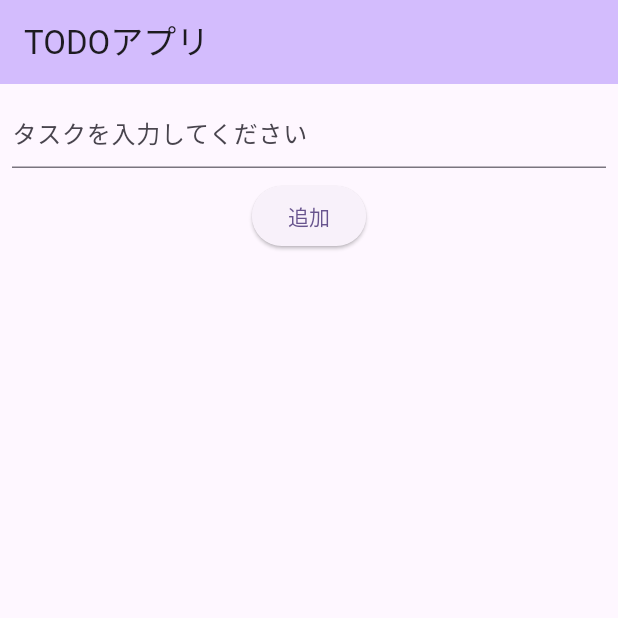
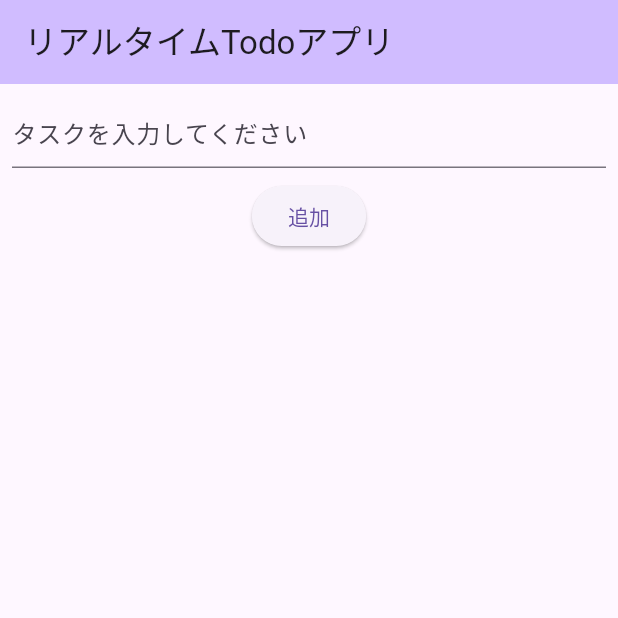
Before and after one commit to KeitoAbe/realtime_todo_app, a Flutter app: the screen it shows after launch, after a tap on "追加", on a phone screen of 412 x 824 dp, the top half of it. Run offline on Flutter 3.47's test engine with Material 3 defaults, Android fonts, the phone set to English and light mode, and no system bars; our stand-ins replace flutter_dotenv, logger, supabase_flutter; accounts and stored records are empty.

Commit message:
supabaseでtodoリストを管理

```diff
--- a/lib/main.dart
+++ b/lib/main.dart
@@ -1,11 +1,13 @@
 import 'package:flutter/material.dart';
 import 'package:supabase_flutter/supabase_flutter.dart';
+import 'my_app.dart';
 import 'package:flutter_dotenv/flutter_dotenv.dart';
-import 'my_app.dart';
 
-Future<void> main() async {
+void main() async {
   await dotenv.load(fileName: '.env');
+  WidgetsFlutterBinding.ensureInitialized();
   await Supabase.initialize(
       url: dotenv.get('SUPABASE_URL'), anonKey: dotenv.get('SUPABASE_KEY'));
-  runApp(const MyApp());
+  final supabase = Supabase.instance.client;
+  runApp(MyApp(supabase: supabase));
 }
--- a/lib/my_app.dart
+++ b/lib/my_app.dart
@@ -1,18 +1,19 @@
 import 'package:flutter/material.dart';
+import 'package:supabase_flutter/supabase_flutter.dart';
 import 'my_home_page.dart';
 
 class MyApp extends StatelessWidget {
-  const MyApp({Key? key}) : super(key: key);
+  final SupabaseClient supabase;
+  const MyApp({Key? key, required this.supabase}) : super(key: key);
 
   @override
   Widget build(BuildContext context) {
     return MaterialApp(
-      title: 'TODOアプリ',
+      title: 'リアルタイムTodoアプリ',
       theme: ThemeData(
-        colorScheme: ColorScheme.fromSeed(seedColor: Colors.deepPurple),
-        useMaterial3: true,
+        primarySwatch: Colors.blue,
       ),
-      home: const MyHomePage(title: 'TODOアプリ'),
+      home: MyHomePage(title: 'リアルタイムTodoアプリ', supabase: supabase),
       debugShowCheckedModeBanner: false,
     );
   }
--- a/lib/my_home_page.dart
+++ b/lib/my_home_page.dart
@@ -1,25 +1,68 @@
 import 'package:flutter/material.dart';
+import 'package:supabase_flutter/supabase_flutter.dart';
+import 'package:logger/logger.dart';
+
+var logger = Logger();
 
 class MyHomePage extends StatefulWidget {
-  const MyHomePage({Key? key, required this.title}) : super(key: key);
+  final SupabaseClient supabase;
   final String title;
+
+  const MyHomePage({Key? key, required this.title, required this.supabase})
+      : super(key: key);
 
   @override
   State<MyHomePage> createState() => _MyHomePageState();
 }
 
-final TextEditingController _textController = TextEditingController();
-
 class _MyHomePageState extends State<MyHomePage> {
   List<String> tasks = []; // Initialize an empty list of tasks
+  final TextEditingController _textController = TextEditingController();
+
+  @override
+  void initState() {
+    super.initState();
+
+    widget.supabase.from('todos').stream(primaryKey: ['id']).listen(
+      (List<Map<String, dynamic>> data) {
+        setState(() {
+          tasks = data.map((e) => e['tasks'] as String).toList();
+        });
+      },
+      onError: (error) {
+        logger.e('An error occurred: $error');
+      },
+    );
+  }
+
   void addTask() {
     if (_textController.text.isEmpty) {
       return; // Do nothing if the input text is empty
     }
-    setState(() {
-      tasks.add(_textController.text); // Add the input text to the list
-      _textController.clear(); // Clear the input field
-    });
+    widget.supabase.from('todos').insert({'tasks': _textController.text}).then(
+      (value) {
+        setState(() {
+          tasks.add(_textController.text); // Add the task to the list
+          _textController.clear(); // Clear the input text
+        });
+      },
+      onError: (error) {
+        logger.e('An error occurred: $error');
+      },
+    );
+  }
+
+  void deleteTask(String task) {
+    widget.supabase.from('todos').delete().eq('tasks', task).then(
+      (value) {
+        setState(() {
+          tasks.remove(task); // Remove the task from the list
+        });
+      },
+      onError: (error) {
+        logger.e('An error occurred: $error');
+      },
+    );
   }
 
   @override
@@ -52,6 +95,12 @@ class _MyHomePageState extends State<MyHomePage> {
                   return Card(
                     child: ListTile(
                       title: Text(tasks[index]),
+                      trailing: IconButton(
+                        icon: const Icon(Icons.delete),
+                        onPressed: () {
+                          deleteTask(tasks[index]);
+                        },
+                      ),
                     ),
                   );
                 },
--- a/pubspec.yaml
+++ b/pubspec.yaml
@@ -36,6 +36,8 @@ dependencies:
   cupertino_icons: ^1.0.2
   supabase_flutter: ^2.0.1
   flutter_dotenv: ^5.1.0
+  supabase: ^2.0.1
+  logger: ^1.1.0
 
 dev_dependencies:
   flutter_test:
```
Also changed, not shown: pubspec.lock.
